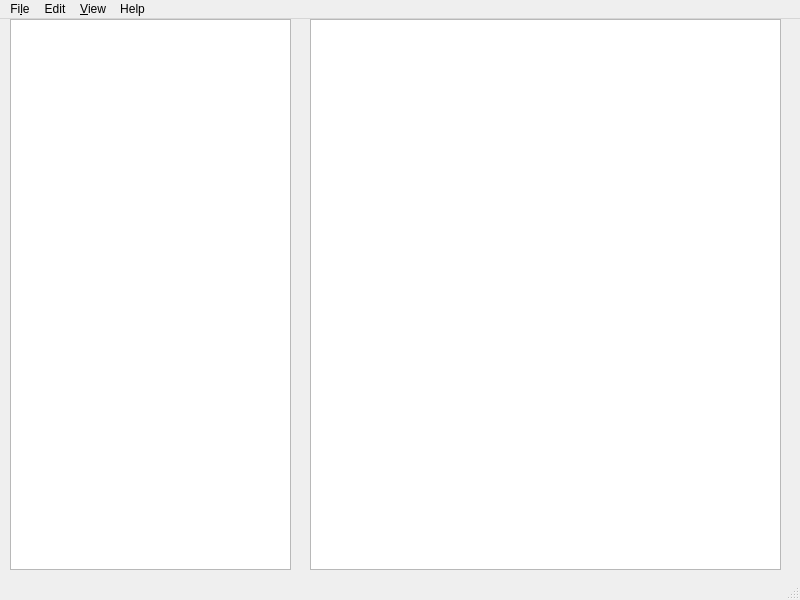
Qt form src/explorer.ui (Justasic/BIGExplorer) before a commit.
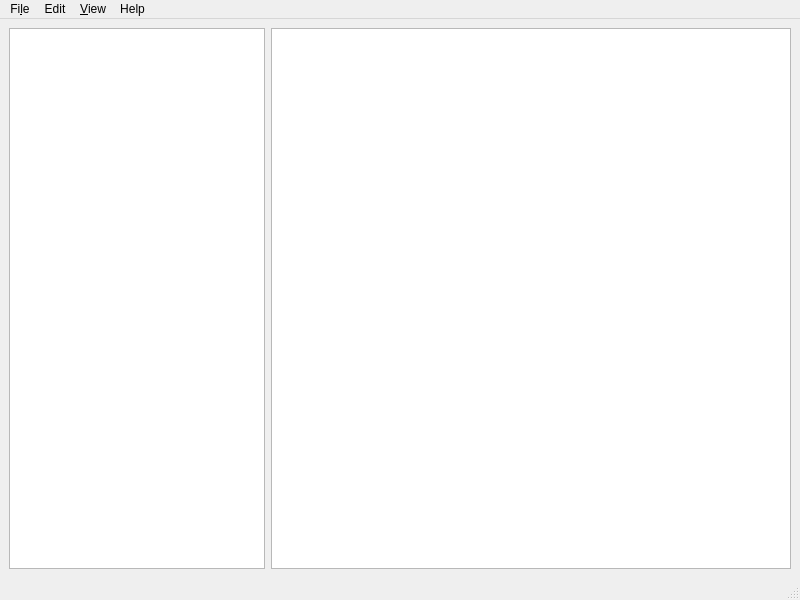
The same form after that commit.

Commit message: Imported tinyformat.h, project compiles again and now has a "big file format" class that handles the IO operations of the .BIG files, the UI now resizes properly when the user wants to change its size.

Diff of the .ui file:
```diff
--- a/src/explorer.ui
+++ b/src/explorer.ui
@@ -17,26 +17,37 @@
    <string>BIG Editor</string>
   </property>
   <widget class="QWidget" name="centralwidget">
-   <widget class="QTableWidget" name="tableWidget">
-    <property name="geometry">
-     <rect>
-      <x>10</x>
-      <y>0</y>
-      <width>281</width>
-      <height>551</height>
-     </rect>
-    </property>
-   </widget>
-   <widget class="QPlainTextEdit" name="plainTextEdit">
-    <property name="geometry">
-     <rect>
-      <x>310</x>
-      <y>0</y>
-      <width>471</width>
-      <height>551</height>
-     </rect>
-    </property>
-   </widget>
+   <property name="layoutDirection">
+    <enum>Qt::LeftToRight</enum>
+   </property>
+   <layout class="QHBoxLayout" name="horizontalLayout">
+    <item>
+     <widget class="QTableWidget" name="tableWidget">
+      <property name="sizePolicy">
+       <sizepolicy hsizetype="Expanding" vsizetype="Expanding">
+        <horstretch>0</horstretch>
+        <verstretch>0</verstretch>
+       </sizepolicy>
+      </property>
+      <property name="baseSize">
+       <size>
+        <width>0</width>
+        <height>0</height>
+       </size>
+      </property>
+     </widget>
+    </item>
+    <item>
+     <widget class="QPlainTextEdit" name="plainTextEdit">
+      <property name="sizePolicy">
+       <sizepolicy hsizetype="MinimumExpanding" vsizetype="Expanding">
+        <horstretch>20</horstretch>
+        <verstretch>0</verstretch>
+       </sizepolicy>
+      </property>
+     </widget>
+    </item>
+   </layout>
   </widget>
   <widget class="QMenuBar" name="menubar">
    <property name="geometry">
```
Left out of the diff: 24 changed lines with no effect on the pictures. The commit also changes 5 other files.
